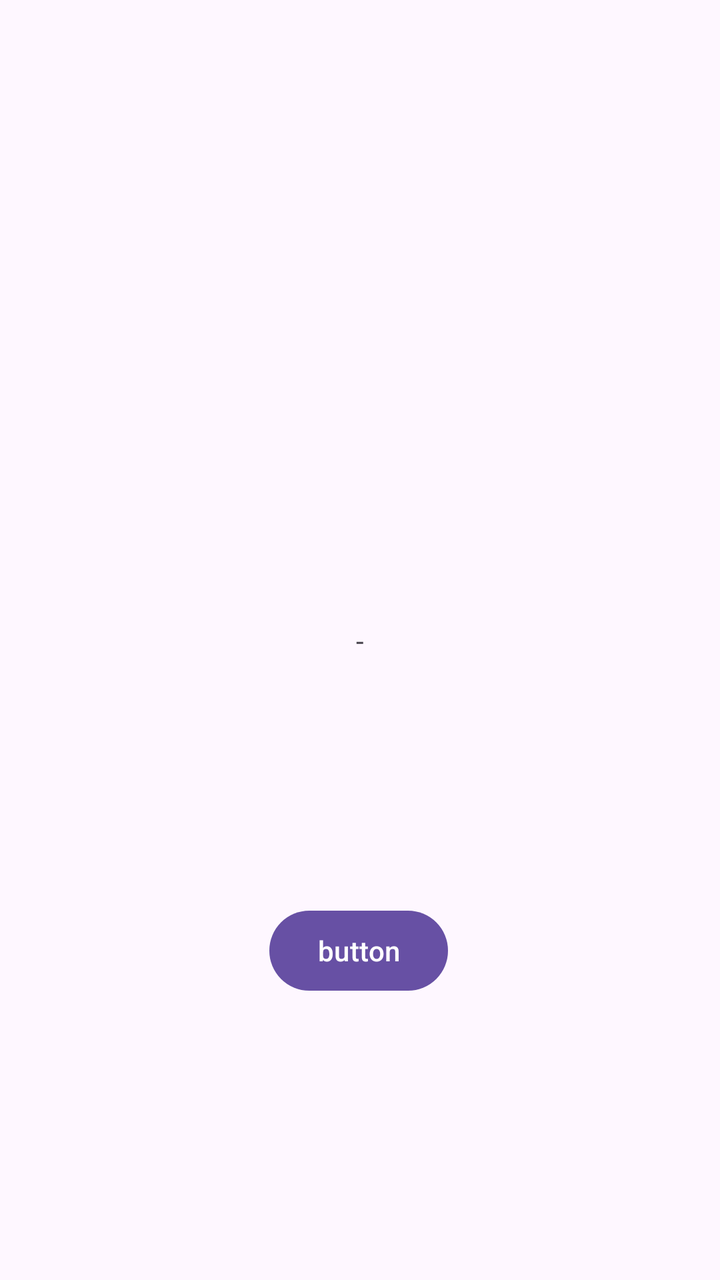
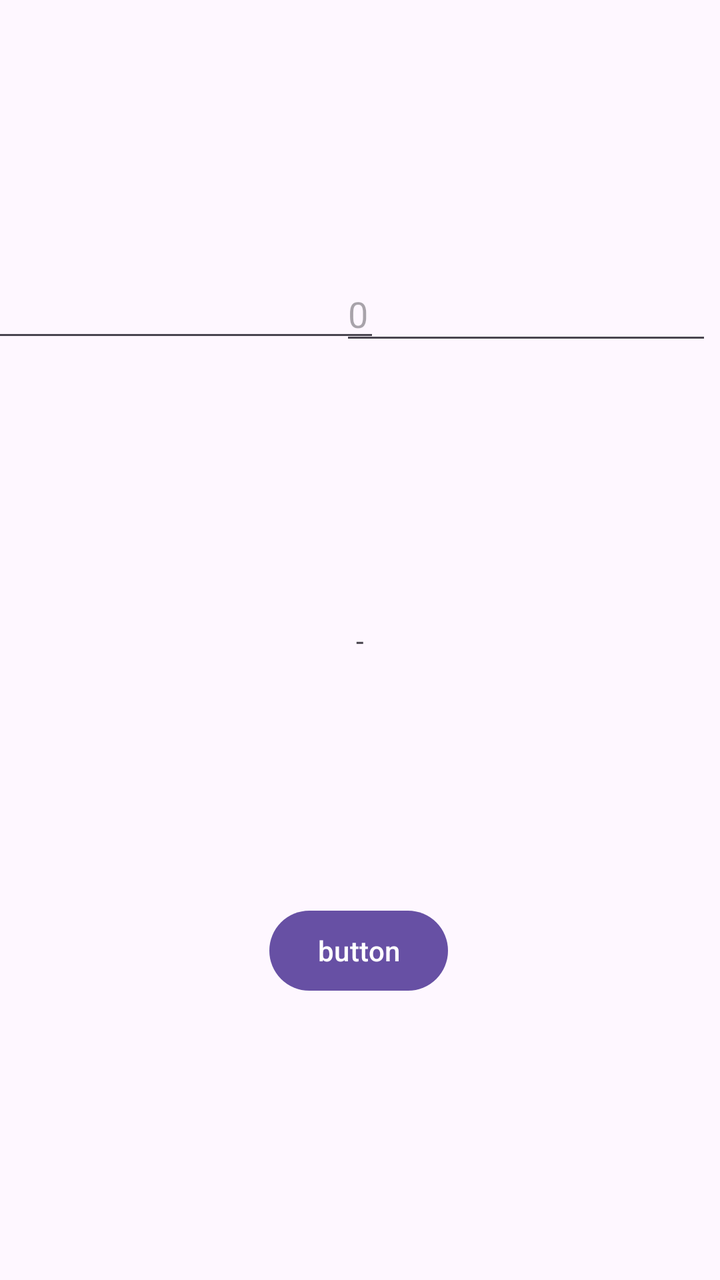

Two renders of the same Android screen: before a commit and after it. Below are the layout's source before the change and the commit's diff.
<!-- AndroidManifest.xml: application theme Theme.BoingAplication -->
<!-- res/layout/activity_main.xml -->
<?xml version="1.0" encoding="utf-8"?>
<androidx.constraintlayout.widget.ConstraintLayout
    xmlns:android="http://schemas.android.com/apk/res/android"
    xmlns:tools="http://schemas.android.com/tools"
    xmlns:app="http://schemas.android.com/apk/res-auto"
    android:id="@+id/main"
    android:layout_width="match_parent"
    android:layout_height="match_parent"
    tools:context=".MainActivity">

    <TextView
        android:id="@+id/txt"
        android:layout_width="wrap_content"
        android:layout_height="wrap_content"
        android:text="-"
        android:visibility="visible"
        app:layout_constraintBottom_toBottomOf="parent"
        app:layout_constraintEnd_toEndOf="parent"
        app:layout_constraintStart_toStartOf="parent"
        app:layout_constraintTop_toTopOf="parent"
        tools:visibility="visible" />

    <Button
        android:id="@+id/button"
        android:layout_width="wrap_content"
        android:layout_height="wrap_content"
        android:text="button"
        android:visibility="visible"
        app:layout_constraintBottom_toBottomOf="parent"
        app:layout_constraintEnd_toEndOf="parent"
        app:layout_constraintHorizontal_bias="0.498"
        app:layout_constraintStart_toStartOf="parent"
        app:layout_constraintTop_toTopOf="@+id/txt"
        tools:visibility="visible" />

</androidx.constraintlayout.widget.ConstraintLayout>
<!-- resources referenced by this layout -->
<resources>
  <style name="Theme.BoingAplication" parent="Base.Theme.BoingAplication" />
  <style name="Base.Theme.BoingAplication" parent="Theme.Material3.DayNight.NoActionBar">
          
          
      </style>
</resources>

<!-- the commit's change to res/layout/activity_main.xml (unified diff, before → after) -->
@@ -8,8 +8,33 @@
     android:layout_height="match_parent"
     tools:context=".MainActivity">
 
+    <EditText
+        android:id="@+id/edMin"
+        android:layout_width="wrap_content"
+        android:layout_height="wrap_content"
+        android:ems="10"
+        android:hint="0"
+        android:inputType="number"
+        app:layout_constraintBottom_toTopOf="@+id/textView"
+        app:layout_constraintEnd_toStartOf="@+id/edMax"
+        app:layout_constraintHorizontal_bias="0.5"
+        app:layout_constraintStart_toStartOf="parent"
+        app:layout_constraintTop_toTopOf="parent" />
+
+    <EditText
+        android:id="@+id/edMax"
+        android:layout_width="186dp"
+        android:layout_height="44dp"
+        android:layout_marginEnd="4dp"
+        android:ems="10"
+        android:hint="0"
+        android:inputType="number"
+        app:layout_constraintBottom_toTopOf="@+id/textView"
+        app:layout_constraintEnd_toEndOf="parent"
+        app:layout_constraintTop_toTopOf="parent" />
+
     <TextView
-        android:id="@+id/txt"
+        android:id="@+id/textView"
         android:layout_width="wrap_content"
         android:layout_height="wrap_content"
         android:text="-"
@@ -30,7 +55,7 @@
         app:layout_constraintEnd_toEndOf="parent"
         app:layout_constraintHorizontal_bias="0.498"
         app:layout_constraintStart_toStartOf="parent"
-        app:layout_constraintTop_toTopOf="@+id/txt"
+        app:layout_constraintTop_toTopOf="@+id/textView"
         tools:visibility="visible" />
 
 </androidx.constraintlayout.widget.ConstraintLayout>
